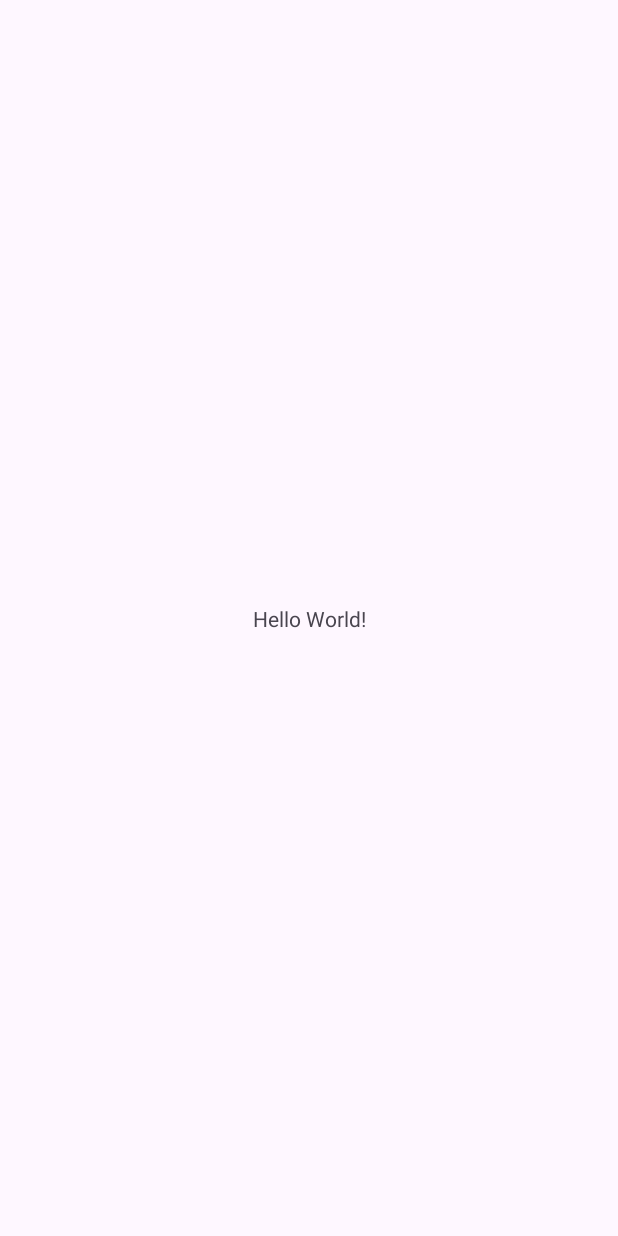
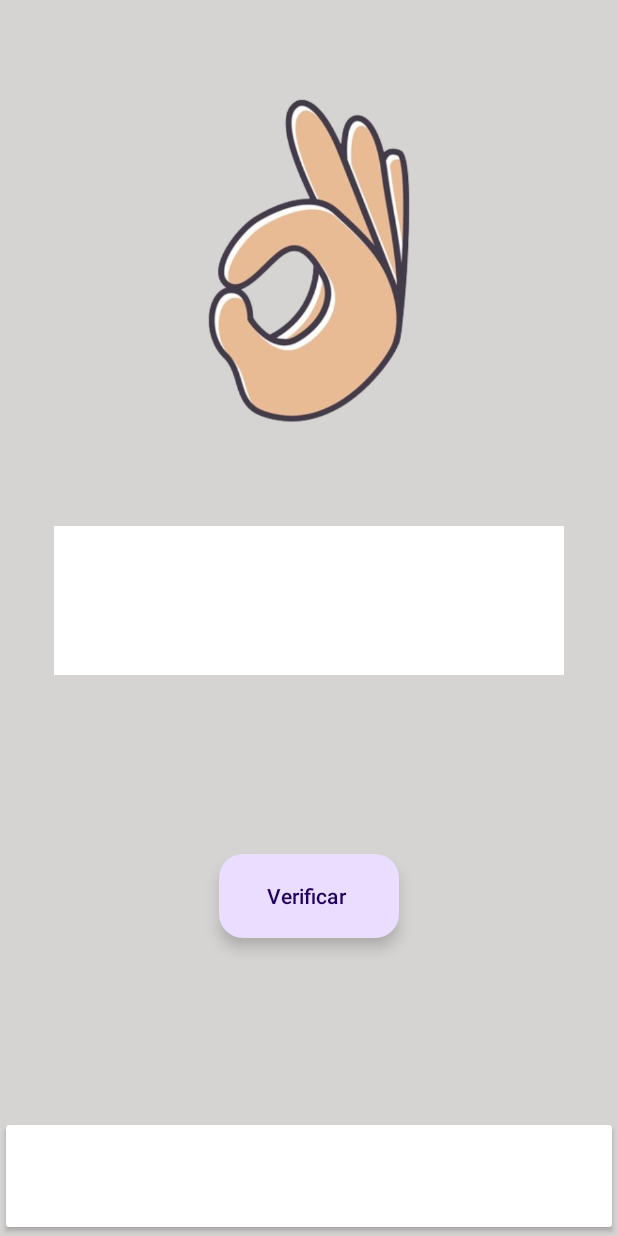
Before and after one commit to aladinjunior/teste_infortronics, an Android app: the screen it shows after launch (MainActivity), on a phone screen of 412 x 824 dp. Before the commit the screen is almost empty. Run offline under Robolectric (Android 15) with nearby library versions, the phone set to English and light mode, and no system bars.

Commit message:
numeroperfeito layout created

```diff
--- a/NumeroPerfeito/app/src/main/res/layout/activity_main.xml
+++ b/NumeroPerfeito/app/src/main/res/layout/activity_main.xml
@@ -4,15 +4,61 @@
     xmlns:tools="http://schemas.android.com/tools"
     android:layout_width="match_parent"
     android:layout_height="match_parent"
-    tools:context=".MainActivity">
+    tools:context=".MainActivity"
+    android:background="@color/gray"
+    >
 
-    <TextView
+    <ImageView
+        app:layout_constraintTop_toTopOf="parent"
+        android:layout_width="match_parent"
+        android:layout_height="wrap_content"
+        app:layout_constraintBottom_toTopOf="@id/input_layout"
+        android:src="@drawable/ok"/>
+
+    <com.google.android.material.textfield.TextInputLayout
+        style="@style/Theme.NumeroPerfeito.TextInputLayoutStyle"
+        app:layout_constraintTop_toTopOf="parent"
+        app:layout_constraintStart_toStartOf="parent"
+        app:layout_constraintEnd_toEndOf="parent"
+        app:layout_constraintBottom_toBottomOf="parent"
+        android:id="@+id/input_layout"
+        android:background="@color/white"
+        app:boxBackgroundMode="none"
+        >
+
+        <com.google.android.material.textfield.TextInputEditText
+            android:id="@+id/inputted_number"
+            android:textSize="40sp"
+            android:textStyle="bold"
+            android:layout_width="match_parent"
+            android:layout_height="wrap_content"
+            android:inputType="number"
+            />
+
+    </com.google.android.material.textfield.TextInputLayout>
+
+    <com.google.android.material.floatingactionbutton.ExtendedFloatingActionButton
         android:layout_width="wrap_content"
         android:layout_height="wrap_content"
-        android:text="Hello World!"
+
+        app:layout_constraintTop_toBottomOf="@id/input_layout"
+        app:layout_constraintStart_toStartOf="parent"
+        app:layout_constraintEnd_toEndOf="parent"
+        app:layout_constraintBottom_toTopOf="@id/button"
+
+
+        android:text="@string/check"
+        />
+
+    <androidx.appcompat.widget.AppCompatButton
+        android:id="@+id/button"
+        style="@style/Widget.AppCompat.Button"
+        android:layout_width="match_parent"
+        android:layout_height="80dp"
+        android:backgroundTint="@color/white"
         app:layout_constraintBottom_toBottomOf="parent"
-        app:layout_constraintEnd_toEndOf="parent"
-        app:layout_constraintStart_toStartOf="parent"
-        app:layout_constraintTop_toTopOf="parent" />
+        android:textColor="@color/black"
+        tools:text="not_perfect"
+        />
 
 </androidx.constraintlayout.widget.ConstraintLayout>
--- a/NumeroPerfeito/app/src/main/res/values/colors.xml
+++ b/NumeroPerfeito/app/src/main/res/values/colors.xml
@@ -2,4 +2,5 @@
 <resources>
     <color name="black">#FF000000</color>
     <color name="white">#FFFFFFFF</color>
+    <color name="gray">#D6D3D3</color>
 </resources>
--- a/NumeroPerfeito/app/src/main/res/values/strings.xml
+++ b/NumeroPerfeito/app/src/main/res/values/strings.xml
@@ -1,3 +1,4 @@
 <resources>
     <string name="app_name">NumeroPerfeito</string>
+    <string name="check">Verificar</string>
 </resources>
--- /dev/null
+++ b/NumeroPerfeito/app/src/main/res/values/styles.xml
@@ -0,0 +1,12 @@
+<?xml version="1.0" encoding="utf-8"?>
+<resources>
+
+    <style name="Theme.NumeroPerfeito.TextInputLayoutStyle" parent="Widget.MaterialComponents.TextInputLayout.OutlinedBox">
+        <item name="android:layout_width">match_parent</item>
+        <item name="android:layout_height">wrap_content</item>
+        <item name="android:layout_marginStart">36dp</item>
+        <item name="android:layout_marginEnd">36dp</item>
+        <item name="android:layout_marginBottom">24dp</item>
+    </style>
+
+</resources>
```
Also changed, not shown: NumeroPerfeito/app/src/main/res/drawable/ok.png (added).
